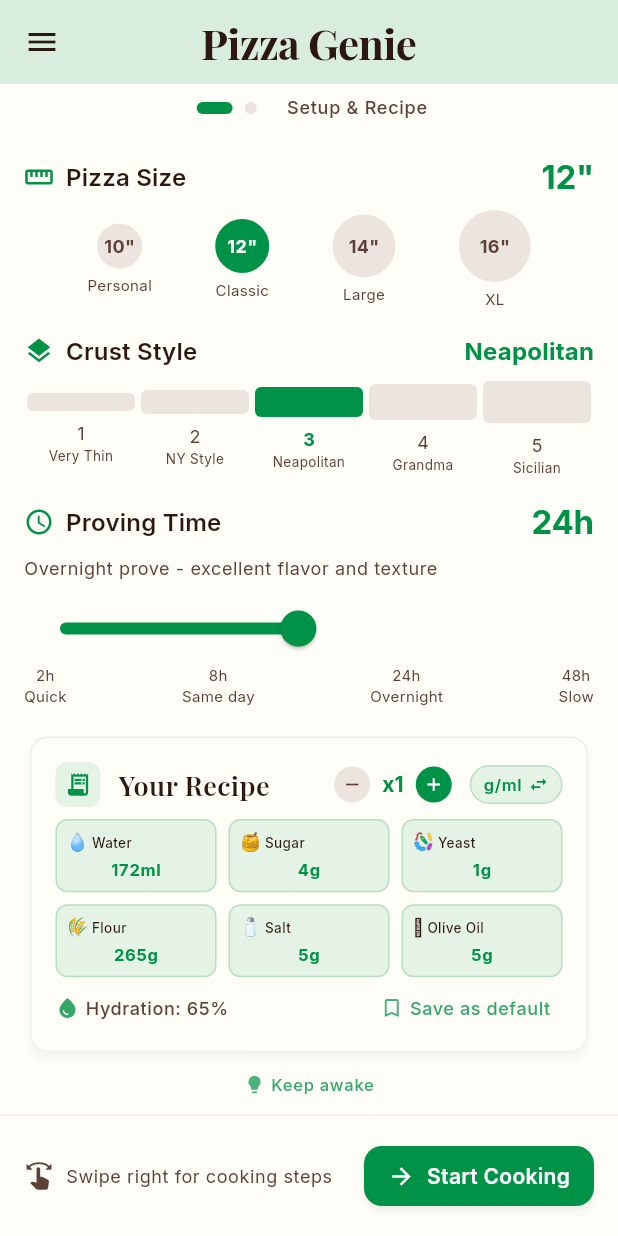
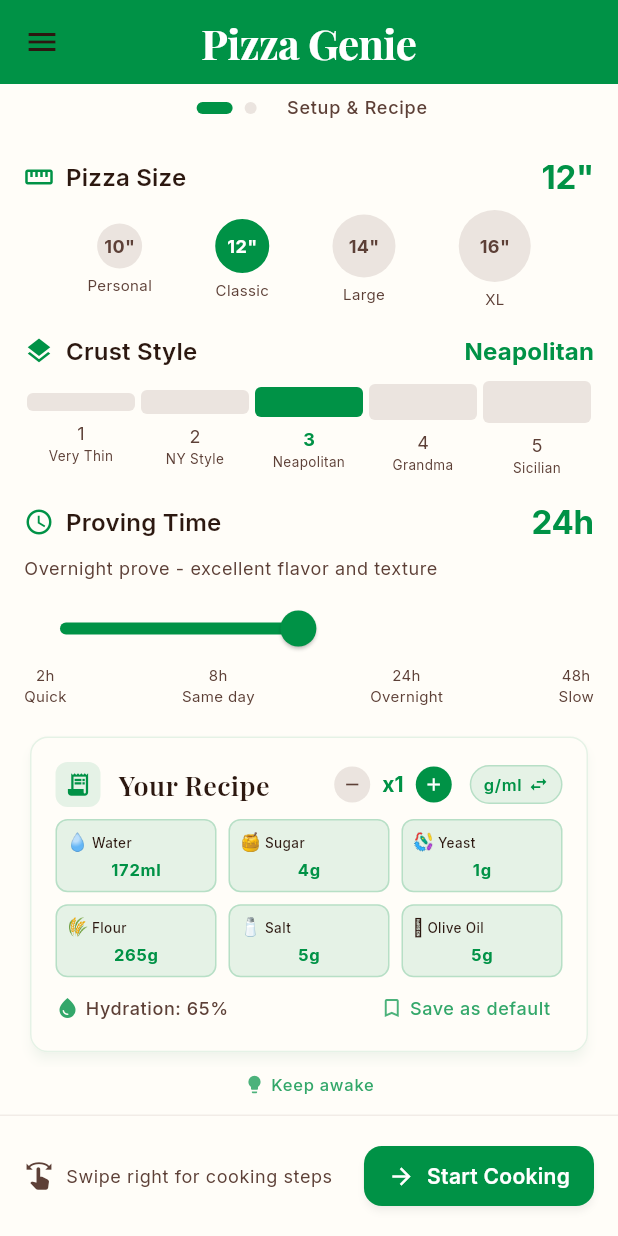
Before and after one commit to davidwbritt/pizza-genie, a Flutter app: the screen it shows after launch, on a phone screen of 412 x 824 dp. Run offline on Flutter 3.47's test engine with Material 3 defaults, Android fonts, the phone set to English and light mode, and no system bars; our stand-ins replace google_fonts, shared_preferences.

Commit message:
more theme tweaks

```diff
--- a/pizza_genie/lib/screens/compact_calculator_screen.dart
+++ b/pizza_genie/lib/screens/compact_calculator_screen.dart
@@ -35,10 +35,10 @@ class _CompactCalculatorScreenState extends State<CompactCalculatorScreen> {
       appBar: AppBar(
         title: const Text(AppConstants.appShortName),
         centerTitle: true,
-        backgroundColor: Theme.of(context).colorScheme.primaryContainer.withOpacity(0.1),
+        backgroundColor: Theme.of(context).colorScheme.primary,
         elevation: 1,
         titleTextStyle: Theme.of(context).textTheme.headlineMedium?.copyWith(
-          color: Theme.of(context).colorScheme.onSurface,
+          color: Colors.white,
           fontWeight: FontWeight.bold,
         ),
       ),
@@ -386,11 +386,11 @@ class _CompactCalculatorScreenState extends State<CompactCalculatorScreen> {
       backgroundColor: Colors.white,
       child: Column(
         children: [
-          // Rich green header
+          // Light green header
           Container(
             height: 120,
             decoration: BoxDecoration(
-              color: Theme.of(context).colorScheme.primary,
+              color: Theme.of(context).colorScheme.primaryContainer.withOpacity(0.1),
             ),
             child: SafeArea(
               child: Container(
@@ -401,13 +401,13 @@ class _CompactCalculatorScreenState extends State<CompactCalculatorScreen> {
                 ),
                 child: Column(
                   mainAxisAlignment: MainAxisAlignment.center,
-                  crossAxisAlignment: CrossAxisAlignment.start,
+                  crossAxisAlignment: CrossAxisAlignment.center,
                   children: [
                     Text(
                       'Pizza Genie',
                       style: Theme.of(context).textTheme.headlineMedium
                           ?.copyWith(
-                            color: Colors.white,
+                            color: Theme.of(context).colorScheme.primary,
                             fontWeight: FontWeight.bold,
                           ),
                     ),
```
